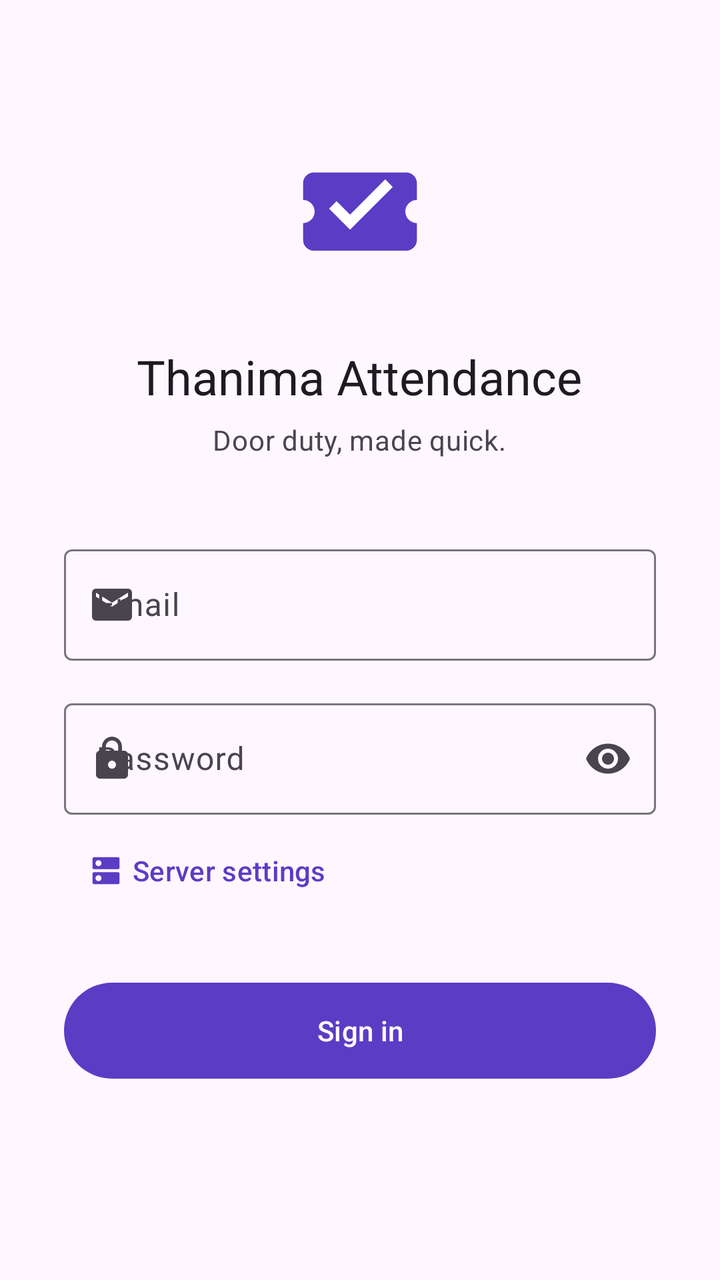
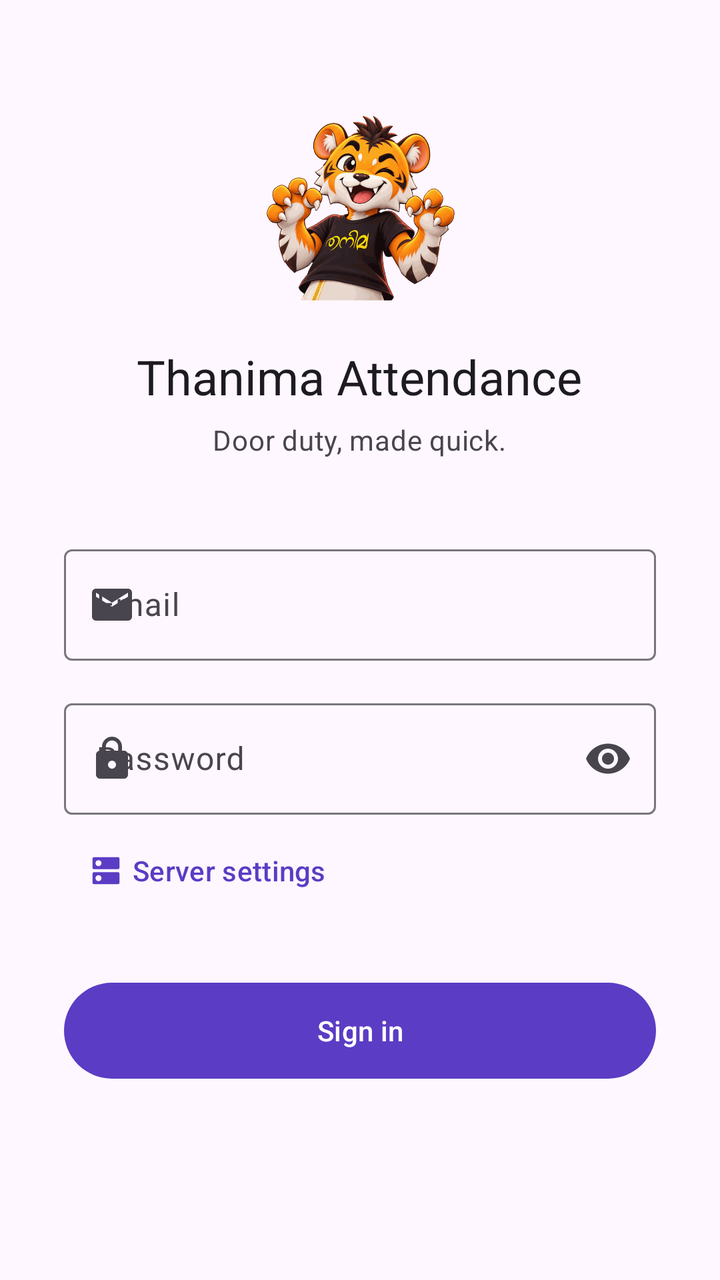

Compare the two renders of this Android layout. The source of the first and the diff that turns it into the second are given below.
<!-- AndroidManifest.xml: application theme Theme.App -->
<!-- res/layout/fragment_login.xml -->
<?xml version="1.0" encoding="utf-8"?>
<androidx.core.widget.NestedScrollView xmlns:android="http://schemas.android.com/apk/res/android"
    xmlns:app="http://schemas.android.com/apk/res-auto"
    android:layout_width="match_parent"
    android:layout_height="match_parent"
    android:background="?attr/colorSurface"
    android:fillViewport="true">

    <LinearLayout
        android:layout_width="match_parent"
        android:layout_height="match_parent"
        android:orientation="vertical"
        android:gravity="center_horizontal"
        android:paddingHorizontal="32dp"
        android:paddingTop="56dp"
        android:paddingBottom="32dp">

        <ImageView
            android:id="@+id/ivLogo"
            android:layout_width="96dp"
            android:layout_height="96dp"
            android:contentDescription="@string/app_name"
            android:src="@drawable/ic_logo" />

        <TextView
            android:id="@+id/tvAppName"
            android:layout_width="wrap_content"
            android:layout_height="wrap_content"
            android:layout_marginTop="20dp"
            android:text="@string/app_name"
            android:textAppearance="?attr/textAppearanceHeadlineSmall"
            android:textColor="?attr/colorOnSurface" />

        <TextView
            android:id="@+id/tvTagline"
            android:layout_width="wrap_content"
            android:layout_height="wrap_content"
            android:layout_marginTop="6dp"
            android:layout_marginBottom="40dp"
            android:gravity="center"
            android:text="@string/welcome_line"
            android:textAppearance="?attr/textAppearanceBodyMedium"
            android:textColor="?attr/colorOnSurfaceVariant" />

        <com.google.android.material.textfield.TextInputLayout
            android:id="@+id/tilEmail"
            style="@style/Widget.Material3.TextInputLayout.OutlinedBox"
            android:layout_width="match_parent"
            android:layout_height="wrap_content"
            android:hint="@string/email"
            app:startIconDrawable="@drawable/ic_mail">

            <com.google.android.material.textfield.TextInputEditText
                android:id="@+id/etEmail"
                android:layout_width="match_parent"
                android:layout_height="wrap_content"
                android:inputType="textEmailAddress"
                android:maxLines="1" />
        </com.google.android.material.textfield.TextInputLayout>

        <com.google.android.material.textfield.TextInputLayout
            android:id="@+id/tilPassword"
            style="@style/Widget.Material3.TextInputLayout.OutlinedBox"
            android:layout_width="match_parent"
            android:layout_height="wrap_content"
            android:layout_marginTop="16dp"
            android:hint="@string/password"
            app:endIconMode="password_toggle"
            app:startIconDrawable="@drawable/ic_lock">

            <com.google.android.material.textfield.TextInputEditText
                android:id="@+id/etPassword"
                android:layout_width="match_parent"
                android:layout_height="wrap_content"
                android:inputType="textPassword"
                android:maxLines="1" />
        </com.google.android.material.textfield.TextInputLayout>

        <LinearLayout
            android:id="@+id/serverSection"
            android:layout_width="match_parent"
            android:layout_height="wrap_content"
            android:layout_marginTop="4dp"
            android:orientation="vertical">

            <com.google.android.material.button.MaterialButton
                android:id="@+id/btnToggleServer"
                style="@style/Widget.Material3.Button.TextButton.Icon"
                android:layout_width="wrap_content"
                android:layout_height="wrap_content"
                android:layout_gravity="start"
                android:text="@string/advanced"
                app:icon="@drawable/ic_dns" />

            <com.google.android.material.textfield.TextInputLayout
                android:id="@+id/tilServerUrl"
                style="@style/Widget.Material3.TextInputLayout.OutlinedBox"
                android:layout_width="match_parent"
                android:layout_height="wrap_content"
                android:layout_marginTop="4dp"
                android:hint="@string/server_url"
                android:visibility="gone"
                app:helperText="@string/server_url_helper"
                app:helperTextEnabled="true"
                app:startIconDrawable="@drawable/ic_dns">

                <com.google.android.material.textfield.TextInputEditText
                    android:id="@+id/etServerUrl"
                    android:layout_width="match_parent"
                    android:layout_height="wrap_content"
                    android:inputType="textUri"
                    android:maxLines="1" />
            </com.google.android.material.textfield.TextInputLayout>
        </LinearLayout>

        <FrameLayout
            android:id="@+id/btnContainer"
            android:layout_width="match_parent"
            android:layout_height="wrap_content"
            android:layout_marginTop="28dp">

            <com.google.android.material.button.MaterialButton
                android:id="@+id/btnSignIn"
                android:layout_width="match_parent"
                android:layout_height="56dp"
                android:text="@string/sign_in"
                android:textAppearance="?attr/textAppearanceLabelLarge" />

            <com.google.android.material.progressindicator.CircularProgressIndicator
                android:id="@+id/progress"
                android:layout_width="24dp"
                android:layout_height="24dp"
                android:layout_gravity="end|center_vertical"
                android:layout_marginEnd="20dp"
                android:indeterminate="true"
                android:visibility="gone"
                app:indicatorColor="?attr/colorOnPrimary"
                app:trackThickness="3dp" />
        </FrameLayout>
    </LinearLayout>
</androidx.core.widget.NestedScrollView>
<!-- resources referenced by this layout -->
<resources>
  <!-- drawable ic_lock (drawable) -->
  <vector xmlns:android="http://schemas.android.com/apk/res/android"
      android:width="24dp" android:height="24dp"
      android:viewportWidth="24" android:viewportHeight="24">
      <path android:fillColor="?attr/colorControlNormal"
          android:pathData="M18,8h-1V6c0,-2.76 -2.24,-5 -5,-5S7,3.24 7,6v2H6c-1.1,0 -2,0.9 -2,2v10c0,1.1 0.9,2 2,2h12c1.1,0 2,-0.9 2,-2V10c0,-1.1 -0.9,-2 -2,-2ZM12,17c-1.1,0 -2,-0.9 -2,-2s0.9,-2 2,-2 2,0.9 2,2 -0.9,2 -2,2ZM15.1,8H8.9V6c0,-1.71 1.39,-3.1 3.1,-3.1 1.71,0 3.1,1.39 3.1,3.1v2Z" />
  </vector>
  <!-- drawable ic_logo (drawable) -->
  <vector xmlns:android="http://schemas.android.com/apk/res/android"
      android:width="108dp" android:height="108dp"
      android:viewportWidth="108" android:viewportHeight="108">
      
      <group android:name="mark" android:pivotX="54" android:pivotY="56">
          <path android:fillColor="?attr/colorPrimary"
              android:pathData="M28,34h52c3.31,0 6,2.69 6,6v9.5c-3.59,0 -6.5,2.91 -6.5,6.5s2.91,6.5 6.5,6.5V72c0,3.31 -2.69,6 -6,6H28c-3.31,0 -6,-2.69 -6,-6v-9.5c3.59,0 6.5,-2.91 6.5,-6.5s-2.91,-6.5 -6.5,-6.5V40C22,36.69 24.69,34 28,34Z" />
          <path android:fillColor="?attr/colorOnPrimary"
              android:pathData="M48.4,66.2L36.6,54.4l4.24,-4.25 7.56,7.56 19.8,-19.8 4.24,4.25 -24.04,24.04Z" />
      </group>
  </vector>
  <!-- drawable ic_mail (drawable) -->
  <vector xmlns:android="http://schemas.android.com/apk/res/android"
      android:width="24dp" android:height="24dp"
      android:viewportWidth="24" android:viewportHeight="24">
      <path android:fillColor="?attr/colorControlNormal"
          android:pathData="M20,4H4C2.9,4 2.01,4.9 2.01,6L2,18c0,1.1 0.9,2 2,2h16c1.1,0 2,-0.9 2,-2V6c0,-1.1 -0.9,-2 -2,-2ZM20,8l-8,5 -8,-5V6l8,5 8,-5v2Z" />
  </vector>
  <string name="advanced">Server settings</string>
  <string name="app_name">Thanima Attendance</string>
  <string name="email">Email</string>
  <string name="password">Password</string>
  <string name="server_url">Server URL</string>
  <string name="server_url_helper">Leave as it is unless you were told otherwise.</string>
  <string name="sign_in">Sign in</string>
  <string name="welcome_line">Door duty, made quick.</string>
  <color name="md_primary">#5B3CC4</color>
  <color name="md_on_primary">#FFFFFF</color>
  <color name="md_primary_container">#E6DEFF</color>
  <color name="md_on_primary_container">#1B0064</color>
  <color name="md_secondary">#625B71</color>
  <color name="md_on_secondary">#FFFFFF</color>
  <color name="md_secondary_container">#E8DEF8</color>
  <color name="md_on_secondary_container">#1E192B</color>
  <color name="md_tertiary">#7D5260</color>
  <color name="md_on_tertiary">#FFFFFF</color>
  <color name="md_tertiary_container">#FFD8E4</color>
  <color name="md_on_tertiary_container">#31111D</color>
  <color name="md_error">#B3261E</color>
  <color name="md_on_error">#FFFFFF</color>
  <color name="md_error_container">#F9DEDC</color>
  <color name="md_on_error_container">#410E0B</color>
  <color name="md_background">#FEF7FF</color>
  <color name="md_on_background">#1D1B20</color>
  <color name="md_surface">#FEF7FF</color>
  <color name="md_on_surface">#1D1B20</color>
  <color name="md_surface_variant">#E7E0EC</color>
  <color name="md_on_surface_variant">#49454F</color>
  <color name="md_outline">#79747E</color>
  <color name="md_outline_variant">#CAC4D0</color>
  <style name="Animation.App.Window" parent="@android:style/Animation.Activity">
          <item name="android:activityOpenEnterAnimation">@anim/fade_in</item>
          <item name="android:activityOpenExitAnimation">@anim/fade_out</item>
          <item name="android:activityCloseEnterAnimation">@anim/fade_in</item>
          <item name="android:activityCloseExitAnimation">@anim/fade_out</item>
      </style>
  <!-- unchanged entries left out for length: 2 -->
</resources>

<!-- the commit's change to res/layout/fragment_login.xml (unified diff, before → after) -->
@@ -20,7 +20,7 @@
             android:layout_width="96dp"
             android:layout_height="96dp"
             android:contentDescription="@string/app_name"
-            android:src="@drawable/ic_logo" />
+            android:src="@drawable/ic_rambo" />
 
         <TextView
             android:id="@+id/tvAppName"
<!-- resource entries referenced after the edit -->
@@ -7,18 +7,6 @@
       <path android:fillColor="?attr/colorControlNormal"
           android:pathData="M18,8h-1V6c0,-2.76 -2.24,-5 -5,-5S7,3.24 7,6v2H6c-1.1,0 -2,0.9 -2,2v10c0,1.1 0.9,2 2,2h12c1.1,0 2,-0.9 2,-2V10c0,-1.1 -0.9,-2 -2,-2ZM12,17c-1.1,0 -2,-0.9 -2,-2s0.9,-2 2,-2 2,0.9 2,2 -0.9,2 -2,2ZM15.1,8H8.9V6c0,-1.71 1.39,-3.1 3.1,-3.1 1.71,0 3.1,1.39 3.1,3.1v2Z" />
   </vector>
-  <!-- drawable ic_logo (drawable) -->
-  <vector xmlns:android="http://schemas.android.com/apk/res/android"
-      android:width="108dp" android:height="108dp"
-      android:viewportWidth="108" android:viewportHeight="108">
-      
-      <group android:name="mark" android:pivotX="54" android:pivotY="56">
-          <path android:fillColor="?attr/colorPrimary"
-              android:pathData="M28,34h52c3.31,0 6,2.69 6,6v9.5c-3.59,0 -6.5,2.91 -6.5,6.5s2.91,6.5 6.5,6.5V72c0,3.31 -2.69,6 -6,6H28c-3.31,0 -6,-2.69 -6,-6v-9.5c3.59,0 6.5,-2.91 6.5,-6.5s-2.91,-6.5 -6.5,-6.5V40C22,36.69 24.69,34 28,34Z" />
-          <path android:fillColor="?attr/colorOnPrimary"
-              android:pathData="M48.4,66.2L36.6,54.4l4.24,-4.25 7.56,7.56 19.8,-19.8 4.24,4.25 -24.04,24.04Z" />
-      </group>
-  </vector>
   <!-- drawable ic_mail (drawable) -->
   <vector xmlns:android="http://schemas.android.com/apk/res/android"
       android:width="24dp" android:height="24dp"
@@ -26,6 +14,7 @@
       <path android:fillColor="?attr/colorControlNormal"
           android:pathData="M20,4H4C2.9,4 2.01,4.9 2.01,6L2,18c0,1.1 0.9,2 2,2h16c1.1,0 2,-0.9 2,-2V6c0,-1.1 -0.9,-2 -2,-2ZM20,8l-8,5 -8,-5V6l8,5 8,-5v2Z" />
   </vector>
+  <!-- drawable ic_rambo: png bitmap (drawable-xxxhdpi, 64400 bytes) -->
   <string name="advanced">Server settings</string>
   <string name="app_name">Thanima Attendance</string>
   <string name="email">Email</string>
